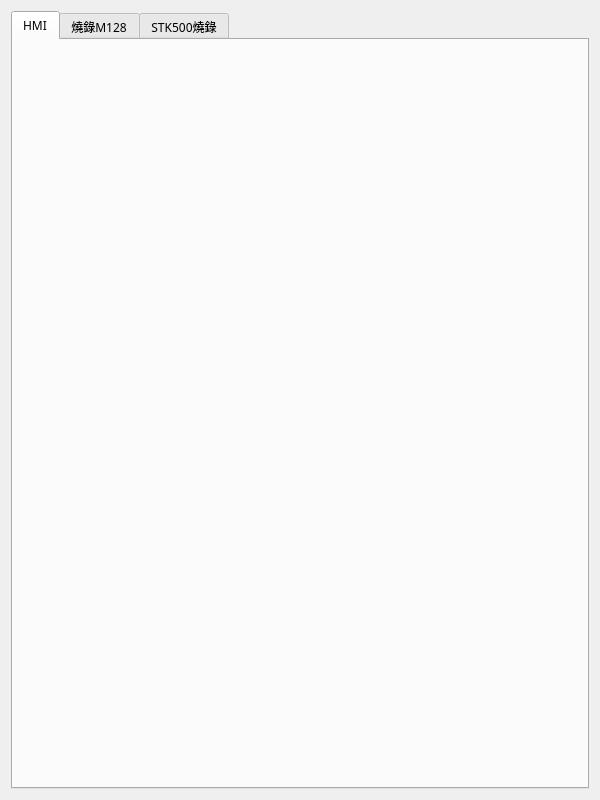
First picture: the form in ui/mainwindow.ui, repository mickey9910326/ASA_HMI_Data_Agent, before the edit.
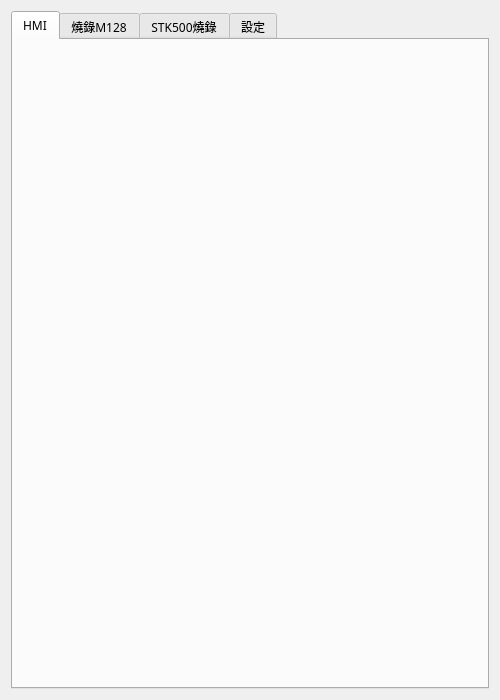
Second picture: the form after the edit.

The edit to the form file:
```diff
--- a/ui/mainwindow.ui
+++ b/ui/mainwindow.ui
@@ -6,8 +6,8 @@
    <rect>
     <x>0</x>
     <y>0</y>
-    <width>600</width>
-    <height>800</height>
+    <width>500</width>
+    <height>700</height>
    </rect>
   </property>
   <property name="sizePolicy">
@@ -46,6 +46,11 @@
         <string>STK500燒錄</string>
        </attribute>
       </widget>
+      <widget class="QWidget" name="tabAdtSettings">
+       <attribute name="title">
+        <string>設定</string>
+       </attribute>
+      </widget>
      </widget>
     </item>
    </layout>
```
Left out of the diff: 8 changed lines with no effect on the pictures.
